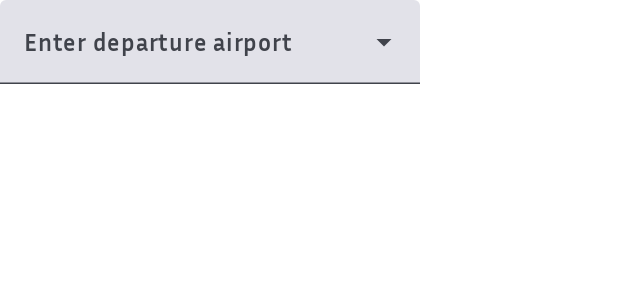
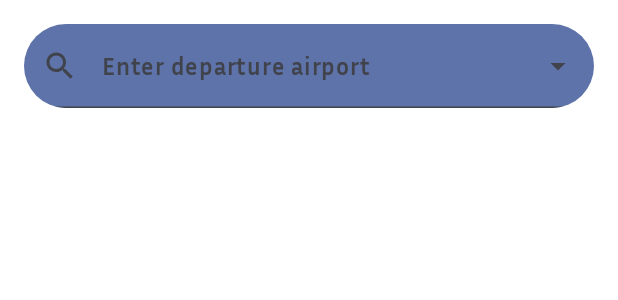
Before and after one commit to HerrPhil/FlightSearch, an Android app built with Jetpack Compose: the @Preview function HomeScreenPreview, on a phone screen of 412 x 824 dp. Shown: the top 300 px of the screen. Run offline under Robolectric (Android 15) with nearby library versions, the phone set to English and light mode, and no system bars; Roboto replaces fonts that are not available here.

Commit message:
Add UX design details to search text field

```diff
--- a/app/src/main/java/com/example/flightsearch/ui/FlightSearchApp.kt
+++ b/app/src/main/java/com/example/flightsearch/ui/FlightSearchApp.kt
@@ -3,6 +3,7 @@
 package com.example.flightsearch.ui
 
 import android.util.Log
+import androidx.compose.foundation.background
 import androidx.compose.foundation.layout.fillMaxSize
 import androidx.compose.material3.ExperimentalMaterial3Api
 import androidx.compose.material3.MaterialTheme
@@ -51,9 +52,13 @@ fun FlightSearchApp() {
 fun FlightSearchTopAppBar(scrollBehavior: TopAppBarScrollBehavior, modifier: Modifier = Modifier) {
     TopAppBar(
         scrollBehavior = scrollBehavior,
+        colors = TopAppBarDefaults.topAppBarColors(
+            containerColor = MaterialTheme.colorScheme.primary
+        ),
         title = {
             Text(
                 text = stringResource(R.string.app_name),
+                color = MaterialTheme.colorScheme.surface,
                 style = MaterialTheme.typography.headlineMedium
             )
         },
--- a/app/src/main/java/com/example/flightsearch/ui/components/AutoCompleteSearchTextField.kt
+++ b/app/src/main/java/com/example/flightsearch/ui/components/AutoCompleteSearchTextField.kt
@@ -1,11 +1,19 @@
 package com.example.flightsearch.ui.components
 
 import android.util.Log
+import androidx.compose.foundation.background
 import androidx.compose.foundation.clickable
+import androidx.compose.foundation.layout.fillMaxSize
+import androidx.compose.foundation.layout.fillMaxWidth
+import androidx.compose.foundation.shape.RoundedCornerShape
+import androidx.compose.material.icons.Icons
+import androidx.compose.material.icons.filled.Search
 import androidx.compose.material3.DropdownMenuItem
 import androidx.compose.material3.ExperimentalMaterial3Api
 import androidx.compose.material3.ExposedDropdownMenuBox
 import androidx.compose.material3.ExposedDropdownMenuDefaults
+import androidx.compose.material3.Icon
+import androidx.compose.material3.MaterialTheme
 import androidx.compose.material3.MenuAnchorType
 import androidx.compose.material3.Text
 import androidx.compose.material3.TextField
@@ -15,10 +23,12 @@ import androidx.compose.runtime.mutableStateOf
 import androidx.compose.runtime.remember
 import androidx.compose.runtime.setValue
 import androidx.compose.ui.Modifier
+import androidx.compose.ui.draw.clip
 import androidx.compose.ui.res.stringResource
 import androidx.compose.ui.text.TextRange
 import androidx.compose.ui.text.input.TextFieldValue
 import androidx.compose.ui.tooling.preview.Preview
+import androidx.compose.ui.unit.dp
 import com.example.flightsearch.R
 import com.example.flightsearch.ui.theme.FlightSearchTheme
 
@@ -27,6 +37,7 @@ import com.example.flightsearch.ui.theme.FlightSearchTheme
 fun AutoCompleteSearchTextField(
     value: String,
     onValueChange: (String) -> Unit,
+    onGetFlights: () -> Unit,
     options: List<String>,
     modifier: Modifier = Modifier
 ) {
@@ -83,17 +94,27 @@ fun AutoCompleteSearchTextField(
             label = {
                 Text(text = stringResource(R.string.enter_departure_airport))
             },
+            leadingIcon = {
+                Icon(
+                    imageVector = Icons.Default.Search,
+                    contentDescription = "Search"
+                )
+            },
             trailingIcon = {
                 ExposedDropdownMenuDefaults.TrailingIcon(
                     expanded = expanded && textFieldValueState.text.isNotBlank()
                 )
             },
-            colors = ExposedDropdownMenuDefaults.textFieldColors(),
+            colors = ExposedDropdownMenuDefaults.textFieldColors().copy(
+                focusedContainerColor = MaterialTheme.colorScheme.primaryContainer,
+                unfocusedContainerColor = MaterialTheme.colorScheme.primaryContainer
+            ),
+            shape = RoundedCornerShape(percent = 10),
             modifier = Modifier
+                .fillMaxWidth()
+                .clip(RoundedCornerShape(32.dp))
+                .background(MaterialTheme.colorScheme.inverseOnSurface)
                 .menuAnchor(type = MenuAnchorType.SecondaryEditable, enabled = true)
-                .clickable {
-
-                }
         )
         ExposedDropdownMenu(
             expanded = expanded && textFieldValueState.text.isNotBlank(),
@@ -112,6 +133,10 @@ fun AutoCompleteSearchTextField(
                             selection = TextRange(selectionOption.length)
                         )
                         expanded = false
+                        // There is no need to pass the selection option.
+                        // The view model will have this value.
+                        // The onGetFlights lambda expression delegates to a view model function.
+                        onGetFlights()
                     },
                     contentPadding = ExposedDropdownMenuDefaults.ItemContentPadding
                 )
@@ -127,6 +152,6 @@ fun AutoCompleteSearchTextField(
 @Composable
 fun AutoCompleteSearchTextFieldPreview() {
     FlightSearchTheme {
-        AutoCompleteSearchTextField("test", { }, listOf("abc", "def", "ghi"))
+        AutoCompleteSearchTextField("test", { }, {}, listOf("abc", "def", "ghi"))
     }
 }
--- a/app/src/main/java/com/example/flightsearch/ui/screens/HomeScreen.kt
+++ b/app/src/main/java/com/example/flightsearch/ui/screens/HomeScreen.kt
@@ -4,6 +4,7 @@ import android.util.Log
 import androidx.compose.foundation.layout.Column
 import androidx.compose.foundation.layout.PaddingValues
 import androidx.compose.foundation.layout.padding
+import androidx.compose.material3.Text
 import androidx.compose.runtime.Composable
 import androidx.compose.runtime.mutableStateOf
 import androidx.compose.runtime.remember
@@ -22,6 +23,7 @@ fun HomeScreen(
     Log.i("FilteredSearch", "In HomeScreen")
     val temporarySearchValueUiState = remember { mutableStateOf("") }
 //    val temporarySearchValueUiState = remember { mutableStateOf("air") }
+    val showFlights = remember { mutableStateOf(false) }
 
     Column(
         modifier.padding(top = contentPadding.calculateTopPadding())
@@ -47,8 +49,17 @@ fun HomeScreen(
                 Log.i("FilteredSearch", "The current search value to remember: $it")
                 temporarySearchValueUiState.value = it
             },
-            options
+            {
+                Log.i("FilteredSearch", "The app will display a list of flights.")
+                showFlights.value = true
+            },
+            options,
+            modifier.padding(16.dp)
         )
+
+        if (showFlights.value) {
+            Text( text = "TODO show the flights from ${temporarySearchValueUiState.value}")
+        }
 
     }
 
```
